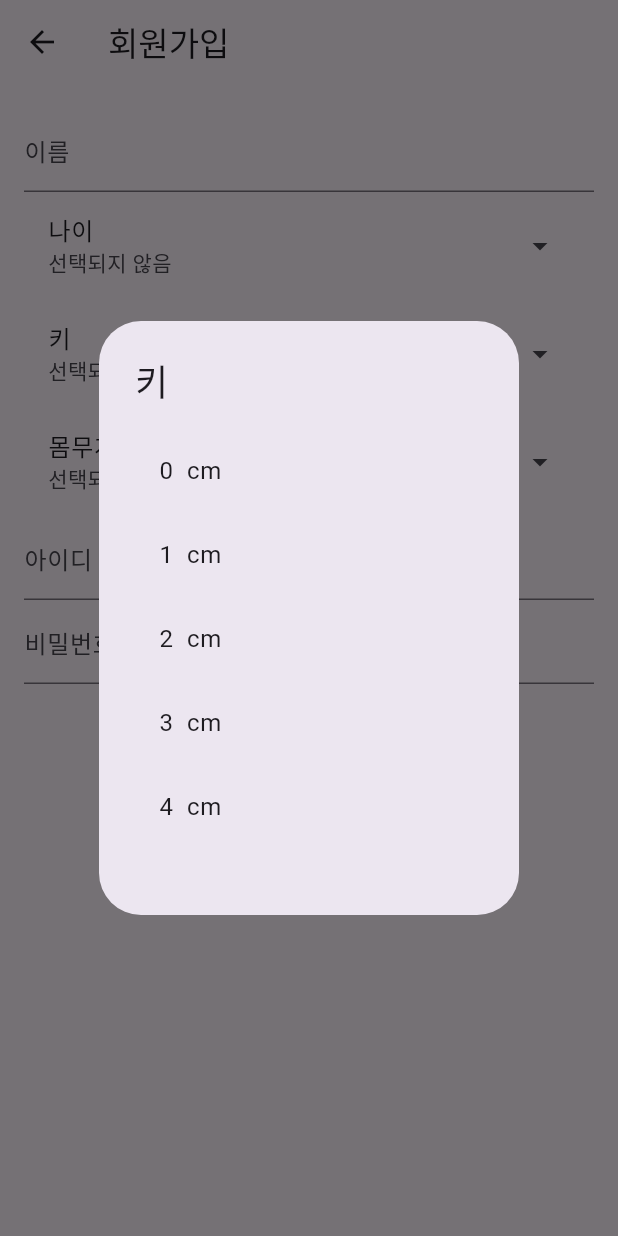
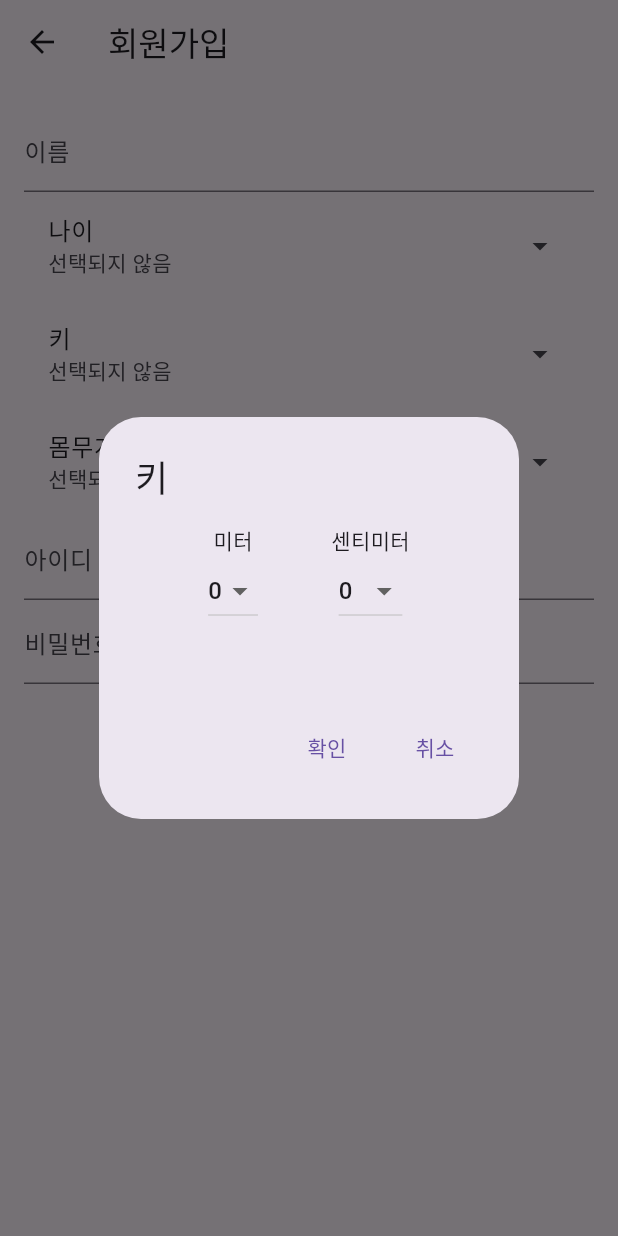
Before and after one commit to dbsgmlduf/sugarnote, a Flutter app: the SignupPage screen opened directly, after a tap on an icon or button, on a phone screen of 412 x 824 dp. Run offline on Flutter 3.47's test engine with Material 3 defaults, Android fonts, the phone set to English and light mode, and no system bars; our stand-ins replace get, shared_preferences; accounts and stored records are empty.

Commit message:
client signup page height dialog ui modify

```diff
--- a/client/lib/mainPages/signup_page.dart
+++ b/client/lib/mainPages/signup_page.dart
@@ -2,7 +2,6 @@ import 'package:client/mainPages/login_page.dart';
 import 'package:flutter/material.dart';
 import 'package:http/http.dart' as http;
 import 'dart:convert';
-
 
 class SignupPage extends StatefulWidget {
   @override
@@ -77,7 +76,7 @@ class _SignupPageState extends State<SignupPage> {
               title: Text("키"),
               subtitle: Text(_heightController.text.isEmpty ? "선택되지 않음" : "${_heightController.text} cm"),
               trailing: Icon(Icons.arrow_drop_down),
-              onTap: () => _selectValue(context, "키", _heightController, 0, 300, " cm"),
+              onTap: () => _selectHeight(context),
             ),
             ListTile(
               title: Text("몸무게"),
@@ -134,4 +133,88 @@ class _SignupPageState extends State<SignupPage> {
       },
     );
   }
+
+  void _selectHeight(BuildContext context) {
+    int selectedMeters = 0;
+    int selectedCentimeters = 0;
+
+    showDialog(
+      context: context,
+      builder: (BuildContext context) {
+        return StatefulBuilder(
+          builder: (context, setState) {
+            return AlertDialog(
+              title: Text('키'),
+              content: Container(
+                width: double.minPositive,
+                height: 100.0, // 줄인 높이
+                child: Row(
+                  mainAxisAlignment: MainAxisAlignment.spaceEvenly,
+                  children: [
+                    Column(
+                      children: [
+                        Text('미터'),
+                        DropdownButton<int>(
+                          value: selectedMeters,
+                          items: List.generate(4, (index) => index).map((value) {
+                            return DropdownMenuItem<int>(
+                              value: value,
+                              child: Text('$value'),
+                            );
+                          }).toList(),
+                          onChanged: (value) {
+                            setState(() {
+                              selectedMeters = value!;
+                            });
+                          },
+                        ),
+                      ],
+                    ),
+                    Column(
+                      children: [
+                        Text('센티미터'),
+                        DropdownButton<int>(
+                          value: selectedCentimeters,
+                          items: List.generate(100, (index) => index).map((value) {
+                            return DropdownMenuItem<int>(
+                              value: value,
+                              child: Text('$value'),
+                            );
+                          }).toList(),
+                          onChanged: (value) {
+                            setState(() {
+                              selectedCentimeters = value!;
+                            });
+                          },
+                        ),
+                      ],
+                    ),
+                  ],
+                ),
+              ),
+              actions: [
+                TextButton(
+                  onPressed: () {
+                    setState(() {
+                      _heightController.text = (selectedMeters * 100 + selectedCentimeters).toString();
+                    });
+                    Navigator.of(context).pop();
+                  },
+                  child: Text('확인'),
+                ),
+                TextButton(
+                  onPressed: () {
+                    Navigator.of(context).pop();
+                  },
+                  child: Text('취소'),
+                ),
+              ],
+            );
+          },
+        );
+      },
+    ).then((_) {
+      setState(() {});
+    });
+  }
 }
```
